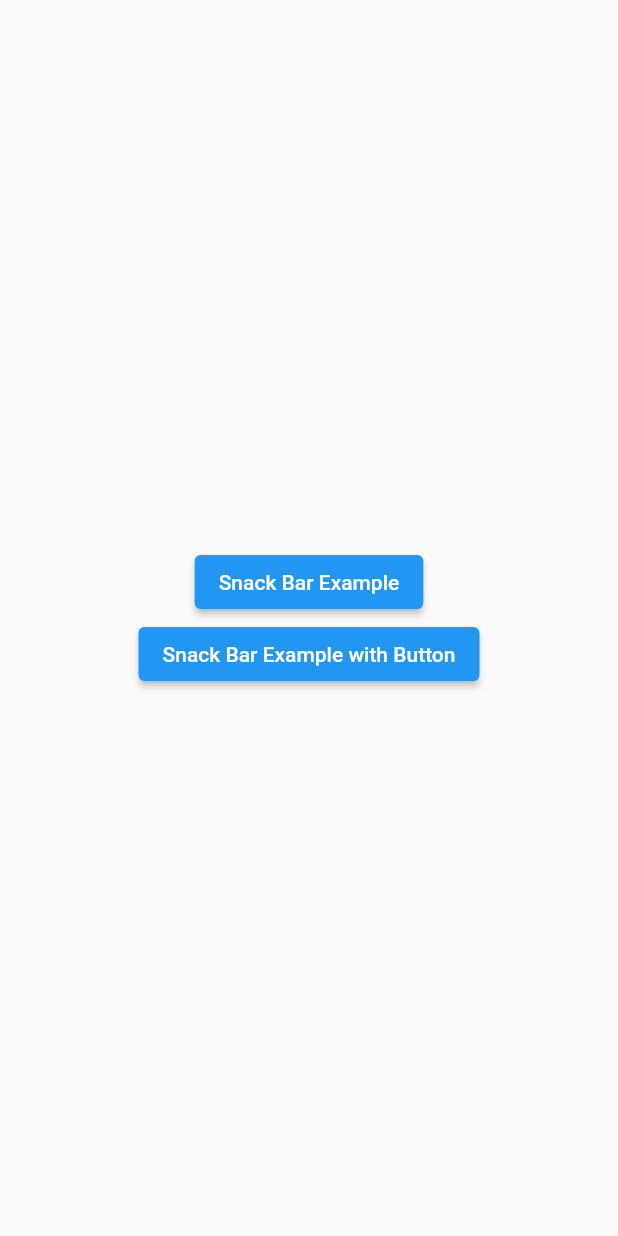
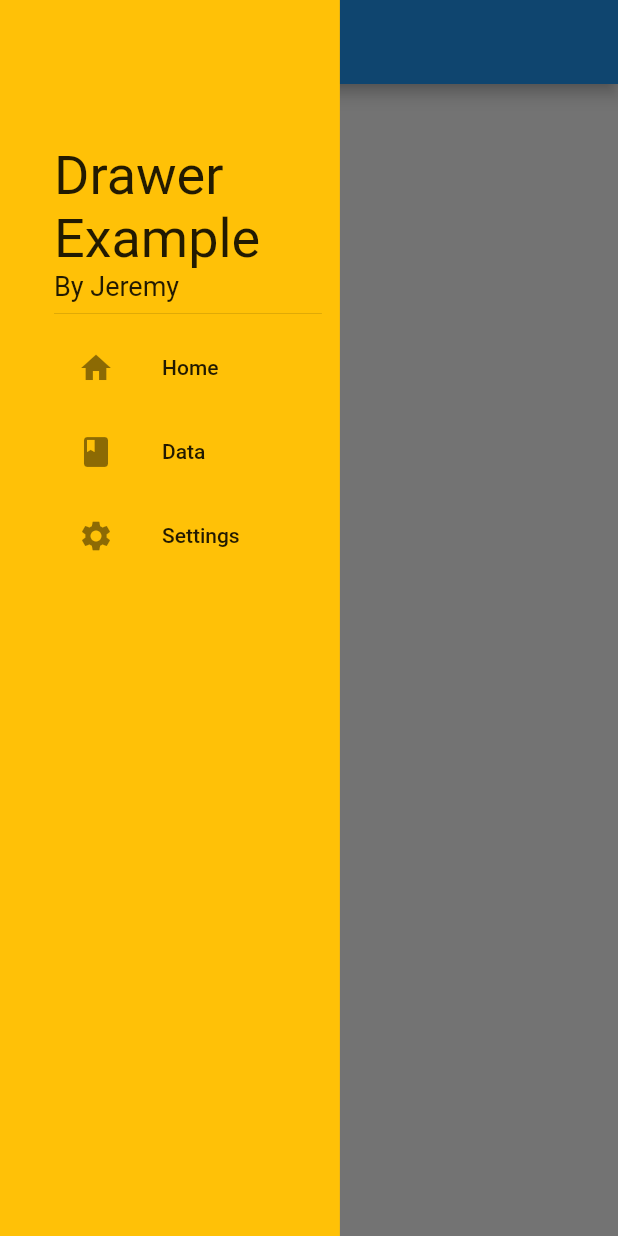
Before and after one commit to JeremyTubongbanua/FlutterExamples, a Flutter app: the screen it shows after launch, with the side drawer open (before the commit the screen has no drawer), on a phone screen of 412 x 824 dp. Run offline on Flutter 3.47's test engine with Material 2 defaults, Android fonts, the phone set to English and light mode, and no system bars; our stand-ins replace firebase_auth, firebase_core; missing offline and left inert: firebase_auth_web, firebase_core_web; accounts and stored records are empty.

Commit message:
Done BottomNavBar and Drawer examples

```diff
--- a/lib/firebase_examples/firebase_auth/auth_screen.dart
+++ b/lib/firebase_examples/firebase_auth/auth_screen.dart
@@ -8,8 +8,6 @@ class AuthScreen extends StatelessWidget {
   @override
   Widget build(BuildContext context) {
     final Size size = MediaQuery.of(context).size;
-    final double width = size.width;
-    final double height = size.height;
 
     return Scaffold(
       body: Container(
--- /dev/null
+++ b/lib/widget_examples/drawer/drawer.dart
@@ -0,0 +1,65 @@
+import 'package:flutter/material.dart';
+
+class DrawerExample extends StatelessWidget {
+  const DrawerExample();
+
+  @override
+  Widget build(BuildContext context) {
+    final List<Map<String, dynamic>> buttons = [
+      {
+        'title': 'Home',
+        'icondata': Icons.home,
+        'fn': () {
+          ScaffoldMessenger.of(context).hideCurrentSnackBar();
+          ScaffoldMessenger.of(context).showSnackBar(const SnackBar(content: Text('Beep Boop! (Home)')));
+        },
+      },
+      {
+        'title': 'Data',
+        'icondata': Icons.book,
+        'fn': () {
+          ScaffoldMessenger.of(context).hideCurrentSnackBar();
+          ScaffoldMessenger.of(context).showSnackBar(const SnackBar(content: Text('Beep Boop! (Data)')));
+        },
+      },
+      {
+        'title': 'Settings',
+        'icondata': Icons.settings,
+        'fn': () {
+          ScaffoldMessenger.of(context).hideCurrentSnackBar();
+          ScaffoldMessenger.of(context).showSnackBar(const SnackBar(content: Text('Beep Boop! (Settings)')));
+        },
+      },
+    ];
+
+    final Size size = MediaQuery.of(context).size;
+
+    // Parameters
+    final double drawerWidth = size.width * 0.55; // 55% of the screen width
+    const double leftPadding = 36.0;
+    const double rightPadding = 12.0;
+    const double topPadding = 96.0;
+
+    return Container(
+      decoration: const BoxDecoration(color: Colors.amber),
+      width: drawerWidth,
+      padding: const EdgeInsets.only(left: leftPadding, right: rightPadding, top: topPadding),
+      child: Column(
+        mainAxisAlignment: MainAxisAlignment.start,
+        crossAxisAlignment: CrossAxisAlignment.start,
+        children: [
+          const Text('Drawer Example', style: TextStyle(fontSize: 36)),
+          const Text('By Jeremy', style: TextStyle(fontSize: 18)),
+          const Divider(),
+          ...buttons
+              .map((buttonData) => ListTile(
+                    leading: Icon(buttonData['icondata']),
+                    title: Text(buttonData['title']),
+                    onTap: buttonData['fn'],
+                  ))
+              .toList(),
+        ],
+      ),
+    );
+  }
+}
--- /dev/null
+++ b/lib/widget_examples/drawer/main.dart
@@ -0,0 +1,12 @@
+import 'package:flutter/material.dart';
+import 'drawer.dart';
+
+void main() {
+  final MaterialApp app = MaterialApp(
+    home: Scaffold(
+      appBar: AppBar(),
+      drawer: const DrawerExample(),
+    ),
+  );
+  runApp(app);
+}
```
Also changed, not shown: lib/firebase_examples/firebase_auth/http_exception.dart (deleted, +0 -10 lines), lib/widget_examples/bottom_navigation_bar/main.dart (added, +11 -0 lines), lib/widget_examples/bottom_navigation_bar/tab_screen.dart (added, +19 -0 lines), lib/widget_examples/bottom_navigation_bar/tabs_screen.dart (added, +57 -0 lines), 1 other file.
